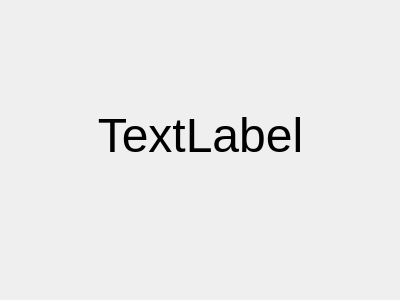
First picture: the form in applications/NutriScore.ui, repository vigitia/VIGITIA-Toolkit, before the edit.
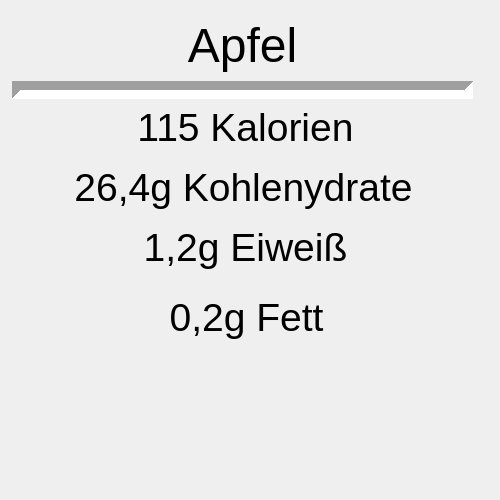
Second picture: the form after the edit.

Commit message: Continue working on NutriScore Demo

```diff
--- a/applications/NutriScore.ui
+++ b/applications/NutriScore.ui
@@ -6,8 +6,8 @@
    <rect>
     <x>0</x>
     <y>0</y>
-    <width>400</width>
-    <height>300</height>
+    <width>500</width>
+    <height>500</height>
    </rect>
   </property>
   <property name="windowTitle">
@@ -16,9 +16,9 @@
   <widget class="QLabel" name="label">
    <property name="geometry">
     <rect>
-     <x>40</x>
-     <y>100</y>
-     <width>321</width>
+     <x>12</x>
+     <y>10</y>
+     <width>461</width>
      <height>71</height>
     </rect>
    </property>
@@ -28,7 +28,120 @@
     </font>
    </property>
    <property name="text">
-    <string>TextLabel</string>
+    <string>Apfel</string>
+   </property>
+   <property name="alignment">
+    <set>Qt::AlignCenter</set>
+   </property>
+  </widget>
+  <widget class="QLabel" name="label_2">
+   <property name="geometry">
+    <rect>
+     <x>20</x>
+     <y>100</y>
+     <width>451</width>
+     <height>54</height>
+    </rect>
+   </property>
+   <property name="font">
+    <font>
+     <pointsize>29</pointsize>
+    </font>
+   </property>
+   <property name="text">
+    <string>115 Kalorien</string>
+   </property>
+   <property name="alignment">
+    <set>Qt::AlignCenter</set>
+   </property>
+  </widget>
+  <widget class="Line" name="line">
+   <property name="geometry">
+    <rect>
+     <x>12</x>
+     <y>80</y>
+     <width>461</width>
+     <height>21</height>
+    </rect>
+   </property>
+   <property name="font">
+    <font>
+     <pointsize>14</pointsize>
+     <weight>50</weight>
+     <bold>false</bold>
+    </font>
+   </property>
+   <property name="frameShadow">
+    <enum>QFrame::Sunken</enum>
+   </property>
+   <property name="lineWidth">
+    <number>9</number>
+   </property>
+   <property name="midLineWidth">
+    <number>0</number>
+   </property>
+   <property name="orientation">
+    <enum>Qt::Horizontal</enum>
+   </property>
+  </widget>
+  <widget class="QLabel" name="label_3">
+   <property name="geometry">
+    <rect>
+     <x>18</x>
+     <y>160</y>
+     <width>451</width>
+     <height>54</height>
+    </rect>
+   </property>
+   <property name="font">
+    <font>
+     <pointsize>29</pointsize>
+    </font>
+   </property>
+   <property name="text">
+    <string>26,4g Kohlenydrate</string>
+   </property>
+   <property name="alignment">
+    <set>Qt::AlignCenter</set>
+   </property>
+  </widget>
+  <widget class="QLabel" name="label_4">
+   <property name="geometry">
+    <rect>
+     <x>21</x>
+     <y>290</y>
+     <width>451</width>
+     <height>54</height>
+    </rect>
+   </property>
+   <property name="font">
+    <font>
+     <pointsize>29</pointsize>
+    </font>
+   </property>
+   <property name="text">
+    <string>0,2g Fett</string>
+   </property>
+   <property name="alignment">
+    <set>Qt::AlignCenter</set>
+   </property>
+  </widget>
+  <widget class="QLabel" name="label_5">
+   <property name="geometry">
+    <rect>
+     <x>20</x>
+     <y>220</y>
+     <width>451</width>
+     <height>54</height>
+    </rect>
+   </property>
+   <property name="font">
+    <font>
+     <pointsize>29</pointsize>
+    </font>
+   </property>
+   <property name="text">
+    <string>1,2g Eiweiß</string>
    </property>
    <property name="alignment">
     <set>Qt::AlignCenter</set>
```
The commit also changes 1 other file.
